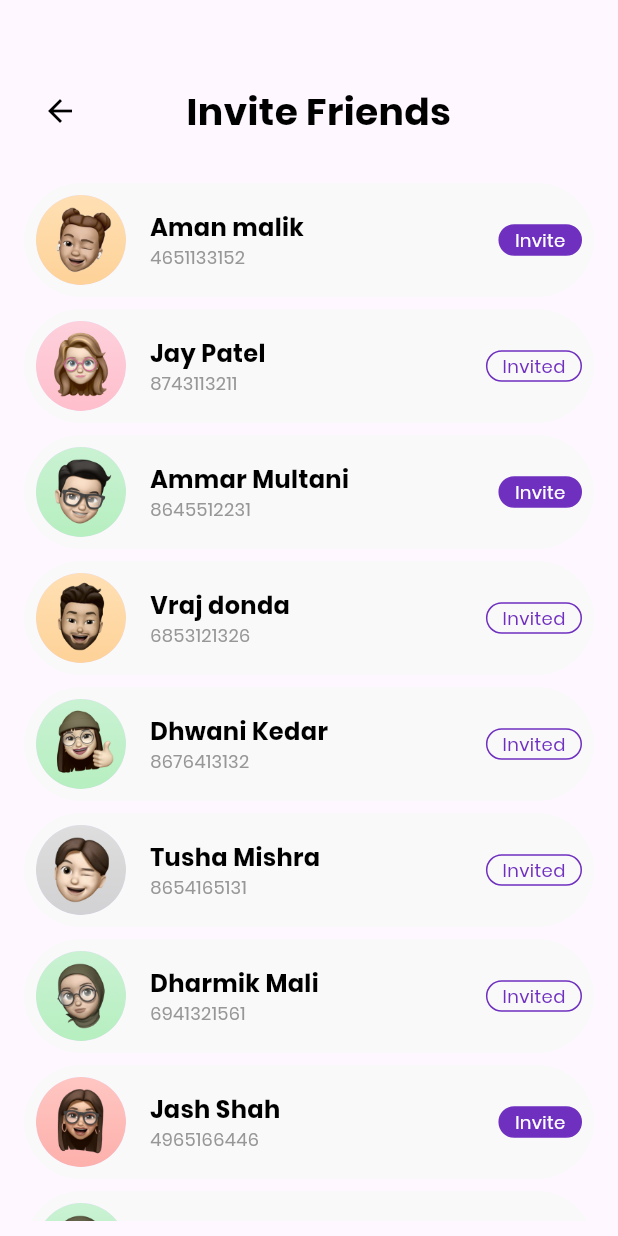
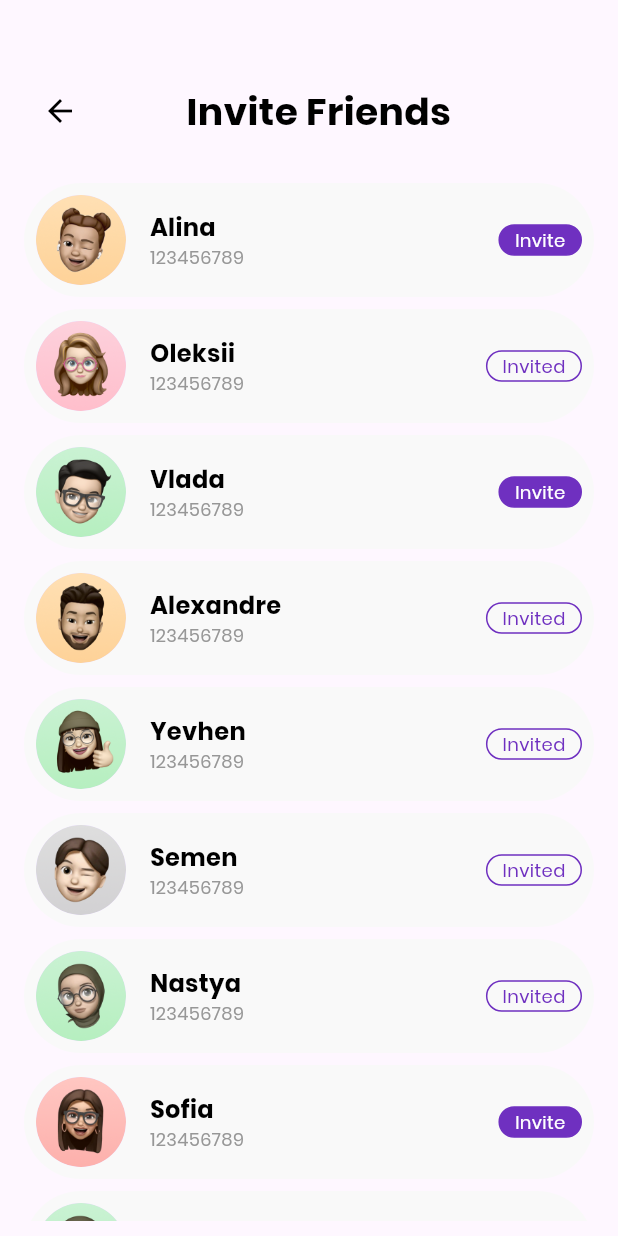
Before and after one commit to heorhiikanir/BWind, a Flutter app: the InviteFriendPage screen opened directly, on a phone screen of 412 x 824 dp. Run offline on Flutter 3.47's test engine with Material 3 defaults, Android fonts, the phone set to English and light mode, and no system bars; our stand-ins replace cloud_firestore, easy_localization, firebase_auth, firebase_core, flutter_rating_bar, fluttertoast and 4 more; missing offline and left inert: light_modal_bottom_sheet, mailer; accounts and stored records are empty.

```diff
--- a/lib/UI/Home/InviteFriendPage.dart
+++ b/lib/UI/Home/InviteFriendPage.dart
@@ -10,62 +10,62 @@ class InviteFriendPage extends StatefulWidget {
 class _InviteFriendPageState extends State<InviteFriendPage> {
   List<Map<String, dynamic>> contactsList = [
     {
-      "name": "Aman malik",
-      "number": 4651133152,
+      "name": "Alina ",
+      "number": 123456789,
       "image": "assets/images/profile10.png",
       "isInvited": false
     },
     {
-      "name": "Jay Patel",
-      "number": 8743113211,
+      "name": "Oleksii",
+      "number": 123456789,
       "image": "assets/images/profile9.png",
       "isInvited": true
     },
     {
-      "name": "Ammar Multani",
-      "number": 8645512231,
+      "name": "Vlada",
+      "number": 123456789,
       "image": "assets/images/profile8.png",
       "isInvited": false
     },
     {
-      "name": "Vraj donda",
-      "number": 6853121326,
+      "name": "Alexandre",
+      "number": 123456789,
       "image": "assets/images/profile7.png",
       "isInvited": true
     },
     {
-      "name": "Dhwani Kedar",
-      "number": 8676413132,
+      "name": "Yevhen",
+      "number": 123456789,
       "image": "assets/images/profile13.png",
       "isInvited": true
     },
     {
-      "name": "Tusha Mishra",
-      "number": 8654165131,
+      "name": "Semen",
+      "number": 123456789,
       "image": "assets/images/profile12.png",
       "isInvited": true
     },
     {
-      "name": "Dharmik Mali",
-      "number": 6941321561,
+      "name": "Nastya",
+      "number": 123456789,
       "image": "assets/images/profile11.png",
       "isInvited": true
     },
     {
-      "name": "Jash Shah",
-      "number": 4965166446,
+      "name": "Sofia",
+      "number": 123456789,
       "image": "assets/images/profile6.png",
       "isInvited": false
     },
     {
-      "name": "Kush Piter",
-      "number": 7894512119,
+      "name": "Dmytro",
+      "number": 123456789,
       "image": "assets/images/profile11.png",
       "isInvited": false
     },
     {
-      "name": "Kamal Hasan",
-      "number": 7852131158,
+      "name": "Heorhii",
+      "number": 123456789,
       "image": "assets/images/profile7.png",
       "isInvited": false
     },
```
Also changed, not shown: lib/Model/FireAuth.dart (+7 -7 lines), lib/UI/Home/ContectUsPage.dart (+38 -36 lines), lib/UI/Home/HelpCenterPage.dart (+19 -17 lines).
